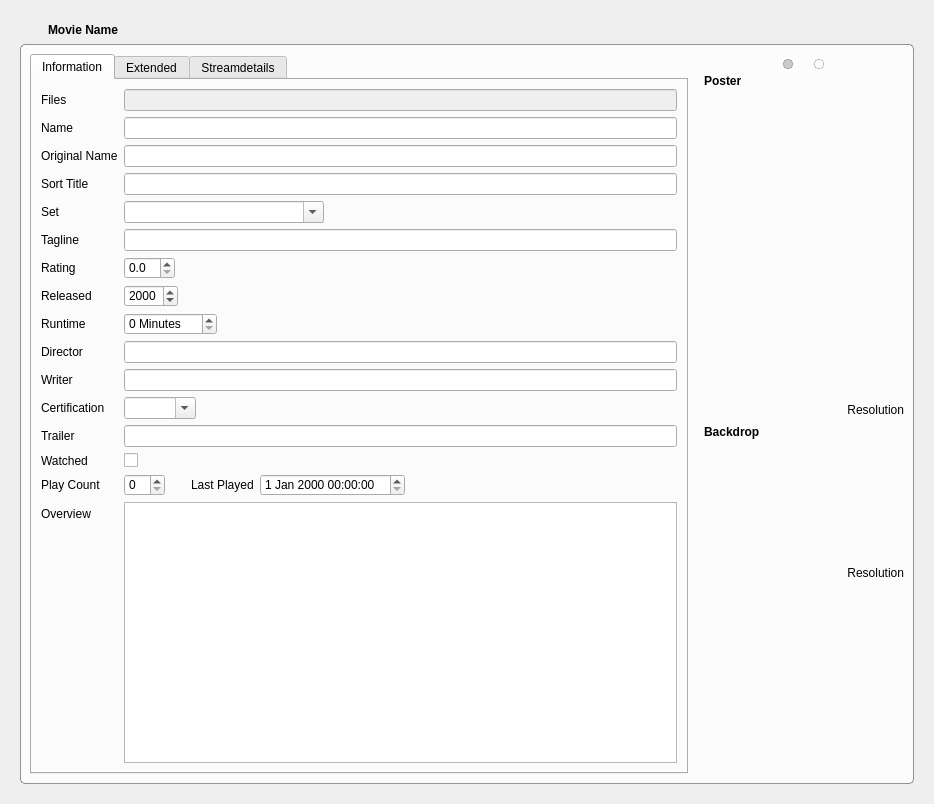
This is movies/MovieWidget.ui in Komet/MediaElch as Qt 5 draws it before an edit. The edited form follows.
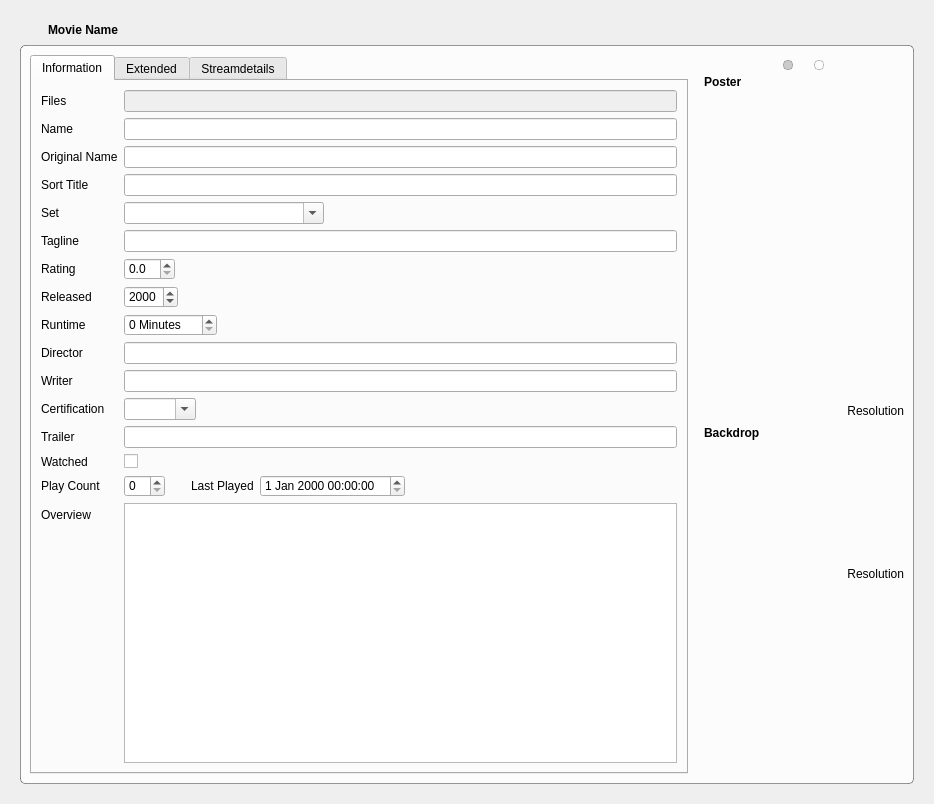
This is the edited form. Icons and pictures are not drawn. Custom widgets are drawn as their Qt base class.

Commit message: Fixes #141 Added movie flags

```diff
--- a/movies/MovieWidget.ui
+++ b/movies/MovieWidget.ui
@@ -64,6 +64,22 @@
        </property>
       </widget>
      </item>
+     <item>
+      <spacer name="horizontalSpacer_11">
+       <property name="orientation">
+        <enum>Qt::Horizontal</enum>
+       </property>
+       <property name="sizeHint" stdset="0">
+        <size>
+         <width>40</width>
+         <height>20</height>
+        </size>
+       </property>
+      </spacer>
+     </item>
+     <item>
+      <widget class="MediaFlags" name="mediaFlags" native="true"/>
+     </item>
     </layout>
    </item>
    <item>
@@ -1624,6 +1640,12 @@
    <extends>QLabel</extends>
    <header>smallWidgets/MyLabel.h</header>
   </customwidget>
+  <customwidget>
+   <class>MediaFlags</class>
+   <extends>QWidget</extends>
+   <header>smallWidgets/MediaFlags.h</header>
+   <container>1</container>
+  </customwidget>
  </customwidgets>
  <tabstops>
   <tabstop>buttonRevert</tabstop>
```
The commit also changes 43 other files.
